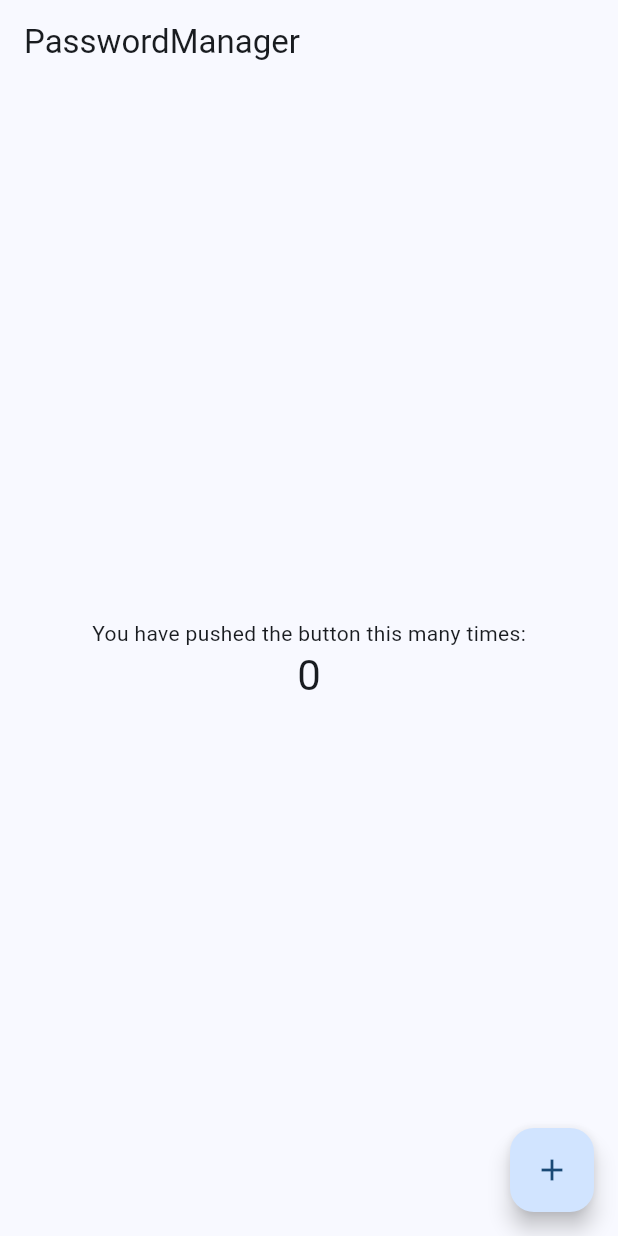
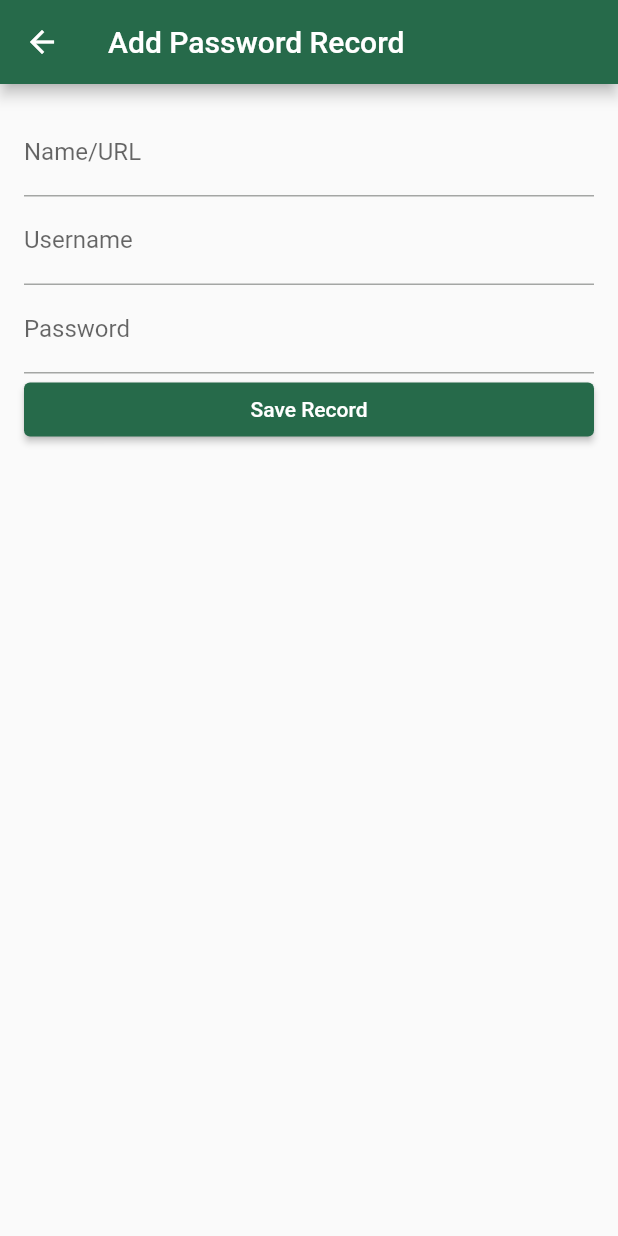
Before and after one commit to OG-Gardavsky/password-app, a Flutter app: the screen it shows after launch, on a phone screen of 412 x 824 dp. Run offline on Flutter 3.47's test engine with Material 2 defaults, Android fonts, the phone set to English and light mode, and no system bars; our stand-ins replace flutter_secure_storage.

```diff
--- a/lib/main.dart
+++ b/lib/main.dart
@@ -1,67 +1,21 @@
 import 'package:flutter/material.dart';
+import 'package:password_manger/routes.dart';
 
-void main() {
-  runApp(const MyApp());
-}
+void main() => runApp(MyApp());
 
 class MyApp extends StatelessWidget {
   const MyApp({super.key});
+
   @override
   Widget build(BuildContext context) {
     return MaterialApp(
-      title: 'Flutter Demo',
+      title: 'My App',
+      initialRoute: Routes.edit,
+      routes: Routes.routesMap,
       theme: ThemeData(
-        useMaterial3: true,
-        colorScheme: ColorScheme.fromSeed(seedColor: Colors.blue),
-      ),
-      home: const MyHomePage(title: 'PasswordManager'),
+        colorScheme: ColorScheme.fromSeed(seedColor: Colors.greenAccent),
+      )
     );
+
   }
 }
-
-class MyHomePage extends StatefulWidget {
-  const MyHomePage({super.key, required this.title});
-
-  final String title;
-
-  @override
-  State<MyHomePage> createState() => _MyHomePageState();
-}
-
-class _MyHomePageState extends State<MyHomePage> {
-  int _counter = 0;
-
-  void _incrementCounter() {
-    setState(() {
-      _counter++;
-    });
-  }
-
-  @override
-  Widget build(BuildContext context) {
-    return Scaffold(
-      appBar: AppBar(
-        title: Text(widget.title),
-      ),
-      body: Center(
-        child: Column(
-          mainAxisAlignment: MainAxisAlignment.center,
-          children: <Widget>[
-            const Text(
-              'You have pushed the button this many times:',
-            ),
-            Text(
-              '$_counter',
-              style: Theme.of(context).textTheme.headlineMedium,
-            ),
-          ],
-        ),
-      ),
-      floatingActionButton: FloatingActionButton(
-        onPressed: _incrementCounter,
-        tooltip: 'Increment',
-        child: const Icon(Icons.add),
-      ),
-    );
-  }
-}
--- /dev/null
+++ b/lib/models/password_record.dart
@@ -0,0 +1,31 @@
+class PasswordRecord {
+  final String id;
+  final String name;
+  final String userName;
+  final String password;
+
+  PasswordRecord({
+    required this.id,
+    required this.name,
+    required this.userName,
+    required this.password,
+  });
+
+  factory PasswordRecord.fromJson(Map<String, dynamic> json) {
+    return PasswordRecord(
+      id: json['id'],
+      name: json['name'],
+      userName: json['userName'],
+      password: json['password'],
+    );
+  }
+
+  Map<String, dynamic> toJson() {
+    return {
+      'id': id,
+      'name': name,
+      'userName': userName,
+      'password': password,
+    };
+  }
+}
--- /dev/null
+++ b/lib/routes.dart
@@ -0,0 +1,20 @@
+import 'package:flutter/material.dart';
+import 'package:password_manger/screens/edit_screen.dart';
+import 'package:password_manger/screens/home_screen.dart';
+import 'package:password_manger/screens/secure_data_screen.dart';
+import 'package:password_manger/screens/view_screen.dart';
+
+class Routes {
+  static const String home = '/';
+  static const String edit = '/edit';
+  static const String view = '/view';
+  static const String secure = '/sec';
+
+
+  static final Map<String, WidgetBuilder> routesMap = {
+    home: (BuildContext context) => HomeScreen(),
+    edit: (BuildContext context) => EditScreen(),
+    view: (BuildContext context) => ViewScreen(),
+    secure: (BuildContext context) => SecureDataScreen(),
+  };
+}
--- /dev/null
+++ b/lib/screens/edit_screen.dart
@@ -0,0 +1,113 @@
+// import 'package:flutter/material.dart';
+//
+// class EditScreen extends StatelessWidget {
+//   // const HomeScreen({super.key});
+//
+//
+//
+//   @override
+//   Widget build(BuildContext context) {
+//     return Scaffold(
+//       appBar: AppBar(
+//         title: const Text('Edit screen'),
+//       ),
+//       body: const Center(
+//         child: Text(
+//           'Hello World',
+//           style: TextStyle(fontSize: 24.0),
+//         ),
+//       ),
+//     );
+//   }
+// }
+
+
+
+import 'package:flutter/material.dart';
+import 'package:flutter_secure_storage/flutter_secure_storage.dart';
+import '../models/password_record.dart';
+
+class EditScreen extends StatefulWidget {
+  @override
+  _EditScreenState createState() => _EditScreenState();
+}
+
+class _EditScreenState extends State<EditScreen> {
+  final _formKey = GlobalKey<FormState>();
+  final _storage = const FlutterSecureStorage();
+
+  String _name = '';
+  String _userName = '';
+  String _password = '';
+
+  void _submitForm() async {
+    if (_formKey.currentState!.validate()) {
+      final record = PasswordRecord(
+        id: DateTime.now().toString(),
+        name: _name,
+        userName: _userName,
+        password: _password,
+      );
+      await _storage.write(
+        key: record.id,
+        value: record.toJson().toString(),
+      );
+      ScaffoldMessenger.of(context).showSnackBar(
+        SnackBar(content: Text('Record saved')),
+      );
+      Navigator.of(context).pop();
+    }
+  }
+
+  @override
+  Widget build(BuildContext context) {
+    return Scaffold(
+      appBar: AppBar(title: Text('Add Password Record')),
+      body: Padding(
+        padding: EdgeInsets.all(16.0),
+        child: Form(
+          key: _formKey,
+          child: Column(
+            crossAxisAlignment: CrossAxisAlignment.stretch,
+            children: [
+              TextFormField(
+                decoration: InputDecoration(labelText: 'Name/URL'),
+                validator: (value) {
+                  if (value == null || value.isEmpty) {
+                    return 'Please enter a name or URL of website';
+                  }
+                  return null;
+                },
+                onChanged: (value) => _name = value,
+              ),
+              TextFormField(
+                decoration: InputDecoration(labelText: 'Username'),
+                validator: (value) {
+                  if (value == null || value.isEmpty) {
+                    return 'Please enter a username';
+                  }
+                  return null;
+                },
+                onChanged: (value) => _userName = value,
+              ),
+              TextFormField(
+                decoration: InputDecoration(labelText: 'Password'),
+                validator: (value) {
+                  if (value == null || value.isEmpty) {
+                    return 'Please enter a password';
+                  }
+                  return null;
+                },
+                onChanged: (value) => _password = value,
+              ),
+              ElevatedButton(
+                onPressed: _submitForm,
+                child: Text('Save Record'),
+              ),
+            ],
+          ),
+        ),
+      ),
+    );
+  }
+}
```
Also changed, not shown: lib/screens/home_screen.dart (added, +54 -0 lines), lib/screens/secure_data_screen.dart (added, +39 -0 lines), lib/screens/view_screen.dart (added, +22 -0 lines), pubspec.yaml (+2 -69 lines), pubspec.lock, 6 other files.
